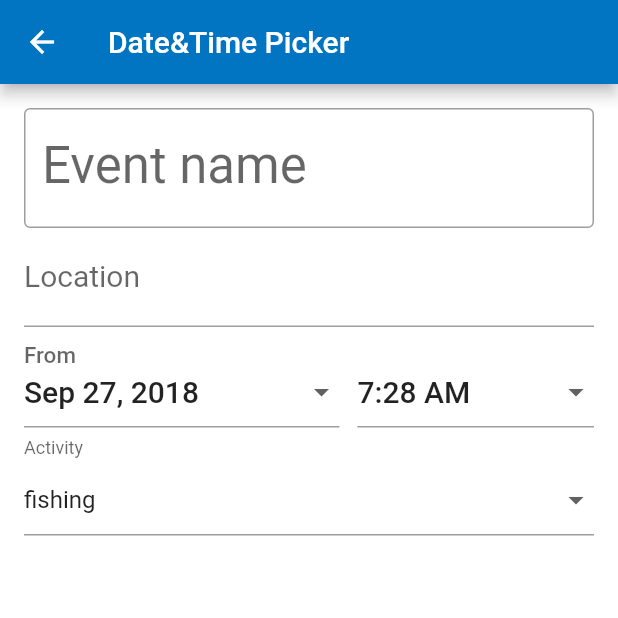
After one commit to xiehui999/flutterExamples, a Flutter app: the DateAndTimePickerDemo screen opened by its route, on a phone screen of 412 x 824 dp, the top half of it. The commit adds this screen. Run offline on Flutter 3.47's test engine with Material 2 defaults, Android fonts, the phone set to English and light mode, and no system bars; our stand-ins replace string_scanner.

Commit message:
Date&Time picker

```diff
--- a/lib/listItem.dart
+++ b/lib/listItem.dart
@@ -14,6 +14,7 @@ import 'material/page_selector_demo.dart';
 import 'material/progress_indicator_demo.dart';
 import 'material/tooltip_demo.dart';
 import 'material/snack_bar_demo.dart';
+import 'material/date_and_time_picker_demo.dart';
 
 enum ItemType { STYLES, MATERIAL }
 
@@ -115,6 +116,14 @@ final List<ListItem> items = <ListItem>[
     buildRoute: (BuildContext context) => PageSelectorDemo(),
   ),
   new ListItem(
+    title: 'Pickers',
+    subtitle: 'Date and time selection widgets',
+    icon: Icons.all_out,
+    itemType: ItemType.MATERIAL,
+    routeName: DateAndTimePickerDemo.routeName,
+    buildRoute: (BuildContext context) => DateAndTimePickerDemo(),
+  ),
+  new ListItem(
     title: 'Progress indicators',
     subtitle: 'Linear,circular,indeterminate ',
     icon: Icons.gif,
--- /dev/null
+++ b/lib/material/date_and_time_picker_demo.dart
@@ -0,0 +1,205 @@
+import 'package:flutter/material.dart';
+import 'dart:async';
+import 'package:intl/intl.dart';
+
+class _InputDropdown extends StatelessWidget {
+  const _InputDropdown(
+      {Key key,
+      this.child,
+      this.labelText,
+      this.valueText,
+      this.valueStyle,
+      this.onPressed})
+      : super(key: key);
+  final String labelText;
+  final String valueText;
+  final TextStyle valueStyle;
+  final VoidCallback onPressed;
+  final Widget child;
+
+  @override
+  Widget build(BuildContext context) {
+    return InkWell(
+      onTap: onPressed,
+      child: InputDecorator(
+        decoration: InputDecoration(labelText: labelText),
+        baseStyle: valueStyle,
+        child: Row(
+          mainAxisAlignment: MainAxisAlignment.spaceBetween,
+          mainAxisSize: MainAxisSize.min,
+          children: <Widget>[
+            Text(
+              valueText,
+              style: valueStyle,
+            ),
+            Icon(
+              Icons.arrow_drop_down,
+              color: Theme.of(context).brightness == Brightness.light
+                  ? Colors.grey.shade700
+                  : Colors.white70,
+            )
+          ],
+        ),
+      ),
+    );
+  }
+}
+
+class _DateTimePicker extends StatelessWidget {
+  const _DateTimePicker(
+      {Key key,
+      this.labelText,
+      this.selectedDate,
+      this.selectedTime,
+      this.selectDate,
+      this.selectTime})
+      : super(key: key);
+  final String labelText;
+  final DateTime selectedDate;
+  final TimeOfDay selectedTime;
+  final ValueChanged<DateTime> selectDate;
+  final ValueChanged<TimeOfDay> selectTime;
+
+  Future<Null> _selectDate(BuildContext context) async {
+    final DateTime picked = await showDatePicker(
+        context: context,
+        initialDate: selectedDate,
+        firstDate: DateTime(2017, 8),
+        lastDate: DateTime(2050));
+    if (picked != null && picked != selectedDate) selectDate(picked);
+  }
+
+  Future<Null> _selectTime(BuildContext context) async {
+    final TimeOfDay picked =
+        await showTimePicker(context: context, initialTime: selectedTime);
+    if (picked != null && picked != selectedTime) selectTime(picked);
+  }
+
+  @override
+  Widget build(BuildContext context) {
+    final TextStyle valueStyle = Theme.of(context).textTheme.title;
+    return Row(
+      crossAxisAlignment: CrossAxisAlignment.end,
+      children: <Widget>[
+        Expanded(
+          flex: 4,
+          child: _InputDropdown(
+            labelText: labelText,
+            valueText: DateFormat.yMMMd().format(selectedDate),
+            valueStyle: valueStyle,
+            onPressed: () {
+              _selectDate(context);
+            },
+          ),
+        ),
+        SizedBox(
+          width: 12.0,
+        ),
+        Expanded(
+            flex: 3,
+            child: _InputDropdown(
+              valueText: selectedTime.format(context),
+              valueStyle: valueStyle,
+              onPressed: () {
+                _selectTime(context);
+              },
+            ))
+      ],
+    );
+  }
+}
+
+class DateAndTimePickerDemo extends StatefulWidget {
+  static const String routeName = '/material/date-and-time-pickers';
+
+  @override
+  State<StatefulWidget> createState() {
+    return DateAndTimePickerDemoState();
+  }
+}
+
+class DateAndTimePickerDemoState extends State<DateAndTimePickerDemo> {
+  DateTime _fromDate = DateTime.now();
+  TimeOfDay _fromTime = const TimeOfDay(hour: 7, minute: 28);
+  DateTime _toDate = DateTime.now();
+  TimeOfDay _toTime = const TimeOfDay(hour: 7, minute: 28);
+  final List<String> _allActivities = <String>[
+    'hiking',
+    'swimming',
+    'boating',
+    'fishing'
+  ];
+  String _activity = 'fishing';
+
+  /**
+   * TextField  enabled:文本是否可以编辑
+   */
+  @override
+  Widget build(BuildContext context) {
+    return Scaffold(
+      appBar: AppBar(
+        title: Text('Date&Time Picker'),
+      ),
+      body: DropdownButtonHideUnderline(
+          child: SafeArea(
+              top: false,
+              bottom: false,
+              child: ListView(
+                padding: EdgeInsets.all(16.0),
+                children: <Widget>[
+                  TextField(
+                    enabled: true,
+                    decoration: const InputDecoration(
+                      labelText: 'Event name',
+                      border: OutlineInputBorder(),
+                    ),
+                    style: Theme.of(context).textTheme.display1,
+                  ),
+                  TextField(
+                    decoration: InputDecoration(labelText: 'Location'),
+                    style: Theme.of(context)
+                        .textTheme
+                        .display1
+                        .copyWith(fontSize: 20.0),
+                  ),
+                  _DateTimePicker(
+                    labelText: 'From',
+                    selectedDate: _fromDate,
+                    selectedTime: _fromTime,
+                    selectDate: (DateTime date) {
+                      setState(() {
+                        _fromDate = date;
+                      });
+                    },
+                    selectTime: (TimeOfDay time) {
+                      setState(() {
+                        _fromTime = time;
+                      });
+                    },
+                  ),
+                  const SizedBox(height: 8.0),
+                  InputDecorator(
+                    decoration: InputDecoration(
+                        labelText: 'Activity',
+                        hintText: 'Choose an activity',
+                        contentPadding: EdgeInsets.zero),
+                    isEmpty: _activity == null,
+                    child: DropdownButton<String>(
+                        value: _activity,
+                        items: _allActivities.map((String value) {
+                          return DropdownMenuItem<String>(
+                            value: value,
+                            child: Text(value),
+                          );
+                        }).toList(),
+                        onChanged: (String newValue) {
+                          setState(() {
+                            _activity = newValue;
+                          });
+                        }),
+                  )
+                ],
+              ))),
+    );
+  }
+}
```
